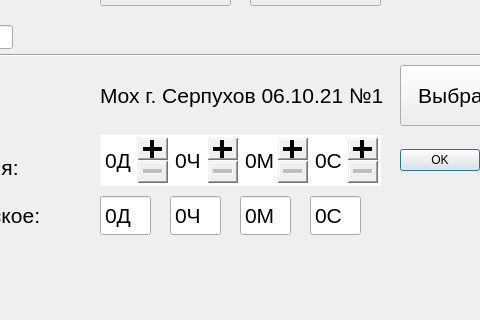
The window that mainwindow.ui (beeleph/PanelRegata2) describes before a commit, drawn with Qt 5; both pictures show x 370 to 850 and y 205 to 525 of the 1024 by 720 pixel window.
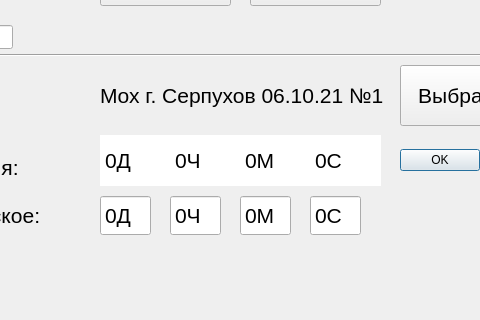
The same window after the commit. Icons and pictures are not drawn. Custom widgets are drawn as their Qt base class.

The edit to the form file:
```diff
--- a/mainwindow.ui
+++ b/mainwindow.ui
@@ -14,6 +14,12 @@
   <property name="windowTitle">
    <string>Regata-2</string>
   </property>
+  <property name="iconSize">
+   <size>
+    <width>24</width>
+    <height>24</height>
+   </size>
+  </property>
   <property name="toolButtonStyle">
    <enum>Qt::ToolButtonTextUnderIcon</enum>
   </property>
@@ -1073,7 +1079,7 @@
      <bool>true</bool>
     </property>
     <property name="buttonSymbols">
-     <enum>QAbstractSpinBox::PlusMinus</enum>
+     <enum>QAbstractSpinBox::NoButtons</enum>
     </property>
     <property name="suffix">
      <string>Д</string>
@@ -1275,7 +1281,7 @@
 }</string>
     </property>
     <property name="buttonSymbols">
-     <enum>QAbstractSpinBox::PlusMinus</enum>
+     <enum>QAbstractSpinBox::NoButtons</enum>
     </property>
     <property name="suffix">
      <string>Ч</string>
@@ -1308,7 +1314,7 @@
 }</string>
     </property>
     <property name="buttonSymbols">
-     <enum>QAbstractSpinBox::PlusMinus</enum>
+     <enum>QAbstractSpinBox::NoButtons</enum>
     </property>
     <property name="suffix">
      <string>М</string>
@@ -1341,7 +1347,7 @@
 }</string>
     </property>
     <property name="buttonSymbols">
-     <enum>QAbstractSpinBox::PlusMinus</enum>
+     <enum>QAbstractSpinBox::NoButtons</enum>
     </property>
     <property name="suffix">
      <string>С</string>
```
Left out of the diff: 3 changed lines with no effect on the pictures.
